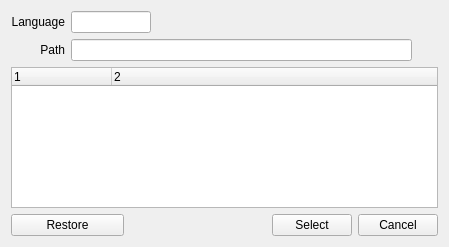
The window that src/GuiLanguage.ui (hwgao/beebeep) describes before a commit, drawn with Qt 5.
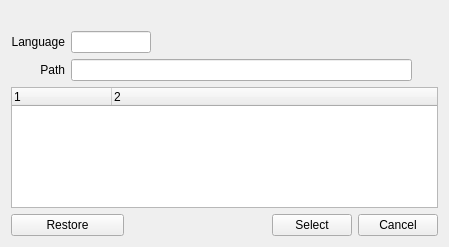
The same window after the commit. Icons and pictures are not drawn.

Commit message: Added "PreferredSubnets" in beebeep.rc (option)

Diff of the .ui file:
```diff
--- a/src/GuiLanguage.ui
+++ b/src/GuiLanguage.ui
@@ -17,7 +17,23 @@
    <string>Dialog</string>
   </property>
   <layout class="QGridLayout" name="gridLayout">
-   <item row="0" column="0">
+   <item row="0" column="0" colspan="6">
+    <widget class="QLabel" name="mp_labelLanguageSite">
+     <property name="sizePolicy">
+      <sizepolicy hsizetype="Expanding" vsizetype="Preferred">
+       <horstretch>0</horstretch>
+       <verstretch>0</verstretch>
+      </sizepolicy>
+     </property>
+     <property name="alignment">
+      <set>Qt::AlignCenter</set>
+     </property>
+     <property name="openExternalLinks">
+      <bool>true</bool>
+     </property>
+    </widget>
+   </item>
+   <item row="1" column="0">
     <widget class="QLabel" name="mp_labelLanguage">
      <property name="sizePolicy">
       <sizepolicy hsizetype="Minimum" vsizetype="Preferred">
@@ -33,7 +49,7 @@
      </property>
     </widget>
    </item>
-   <item row="0" column="1" colspan="2">
+   <item row="1" column="1" colspan="2">
     <widget class="QLineEdit" name="mp_leLanguage">
      <property name="sizePolicy">
       <sizepolicy hsizetype="Fixed" vsizetype="Fixed">
@@ -55,7 +71,7 @@
      </property>
     </widget>
    </item>
-   <item row="0" column="3" colspan="3">
+   <item row="1" column="3" colspan="3">
     <spacer name="horizontalSpacer_2">
      <property name="orientation">
       <enum>Qt::Horizontal</enum>
@@ -68,7 +84,7 @@
      </property>
     </spacer>
    </item>
-   <item row="1" column="0">
+   <item row="2" column="0">
     <widget class="QLabel" name="mp_labelPath">
      <property name="sizePolicy">
       <sizepolicy hsizetype="Minimum" vsizetype="Preferred">
@@ -84,7 +100,7 @@
      </property>
     </widget>
    </item>
-   <item row="1" column="1" colspan="5">
+   <item row="2" column="1" colspan="5">
     <layout class="QHBoxLayout" name="horizontalLayout">
      <item>
       <widget class="QLineEdit" name="mp_lePath">
@@ -124,7 +140,7 @@
      </item>
     </layout>
    </item>
-   <item row="2" column="0" colspan="6">
+   <item row="3" column="0" colspan="6">
     <widget class="QTreeWidget" name="mp_twLanguage">
      <property name="rootIsDecorated">
       <bool>true</bool>
@@ -144,7 +160,7 @@
      </column>
     </widget>
    </item>
-   <item row="3" column="0" colspan="2">
+   <item row="4" column="0" colspan="2">
     <widget class="QPushButton" name="mp_pbDefault">
      <property name="statusTip">
       <string>Restore to default language</string>
@@ -154,7 +170,7 @@
      </property>
     </widget>
    </item>
-   <item row="3" column="2" colspan="2">
+   <item row="4" column="2" colspan="2">
     <spacer name="horizontalSpacer">
      <property name="orientation">
       <enum>Qt::Horizontal</enum>
@@ -167,14 +183,14 @@
      </property>
     </spacer>
    </item>
-   <item row="3" column="4">
+   <item row="4" column="4">
     <widget class="QPushButton" name="mp_pbSelect">
      <property name="text">
       <string>Select</string>
      </property>
     </widget>
    </item>
-   <item row="3" column="5">
+   <item row="4" column="5">
     <widget class="QPushButton" name="mp_pbCancel">
      <property name="text">
       <string>Cancel</string>
```
The commit also changes 17 other files.
